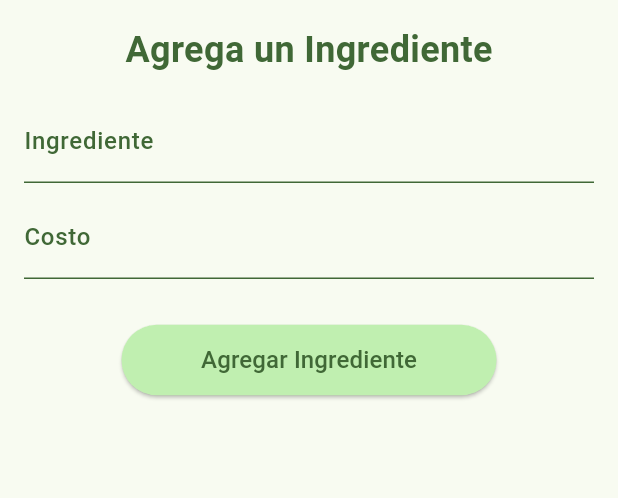
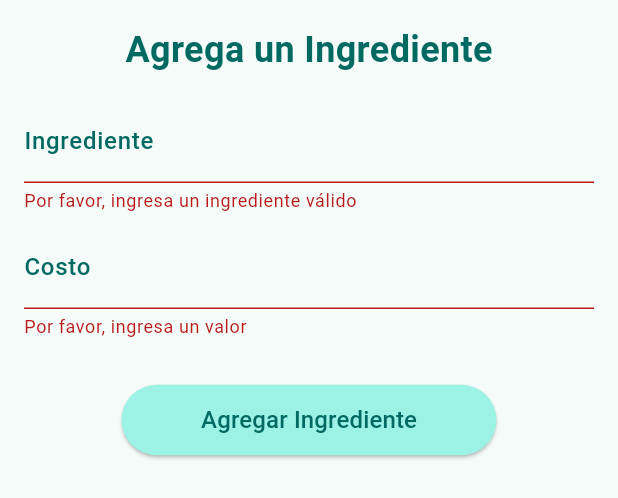
Before and after one commit to juanb021/bakesistant, a Flutter app: the IngredientForm widget shown alone on an empty page, opened directly, after a tap on "Agregar Ingrediente", on a phone screen of 412 x 824 dp. Shown: the top 498 px of the screen. Run offline on Flutter 3.47's test engine with Material 3 defaults, Android fonts, the light colour scheme and no system bars; our stand-ins replace flutter_riverpod, sqflite; accounts and stored records are empty.

Commit message:
Added the option to add ingredients

```diff
--- a/app/lib/main.dart
+++ b/app/lib/main.dart
@@ -4,7 +4,7 @@ import 'package:flutter_riverpod/flutter_riverpod.dart';
 
 ThemeData tema = ThemeData(
   colorScheme: ColorScheme.fromSeed(
-    seedColor: const Color.fromARGB(255, 0, 128, 0),
+    seedColor: const Color.fromARGB(255, 63, 224, 208),
   ),
 );
 
--- a/app/lib/widgets/expenses_screen/expense_form.dart
+++ b/app/lib/widgets/expenses_screen/expense_form.dart
@@ -2,8 +2,9 @@ import 'package:flutter/material.dart';
 import 'package:flutter_riverpod/flutter_riverpod.dart';
 
 import 'package:app/widgets/boton.dart';
+import 'package:app/database/database_helper.dart';
+import 'package:app/providers/gastos_operativos.dart';
 import 'package:app/models/gastos_administrativos.dart';
-import 'package:app/providers/gastos_operativos.dart';
 
 class ExpenseForm extends ConsumerWidget {
   const ExpenseForm({super.key});
@@ -299,6 +300,8 @@ class ExpenseForm extends ConsumerWidget {
           ),
         ),
         Boton(onTap: submit, texto: 'Actualizar informacion'),
+        const SizedBox(height: 16),
+        const Boton(onTap: deleteDatabase, texto: 'Eliminar base de datos'),
       ],
     );
   }
--- a/app/lib/widgets/ingredients/ingredient_form.dart
+++ b/app/lib/widgets/ingredients/ingredient_form.dart
@@ -1,18 +1,50 @@
+import 'package:app/providers/ingredients_provider.dart';
 import 'package:app/widgets/boton.dart';
 import 'package:flutter/material.dart';
+import 'package:flutter_riverpod/flutter_riverpod.dart';
+import 'package:app/models/ingrediente.dart';
 
-class IngredientForm extends StatefulWidget {
-  const IngredientForm({super.key});
+class IngredientForm extends ConsumerStatefulWidget {
+  const IngredientForm({
+    super.key,
+  });
 
   @override
-  State<IngredientForm> createState() {
+  ConsumerState<IngredientForm> createState() {
     return _IngredientFormState();
   }
 }
 
-class _IngredientFormState extends State<IngredientForm> {
+class _IngredientFormState extends ConsumerState<IngredientForm> {
+  final form = GlobalKey<FormState>();
   @override
   Widget build(BuildContext context) {
+    String nombre = '';
+    double costo = 0;
+
+    void submit() {
+      if (!form.currentState!.validate()) {
+        return;
+      }
+
+      form.currentState!.save();
+
+      ref.read(ingredientesProvider.notifier).addIngredient(nombre, costo);
+
+      List<Ingrediente> ingredientes = ref.watch(ingredientesProvider);
+
+      for (var ingrediente in ingredientes) {
+        debugPrint(
+            'Ingrediente: ${ingrediente.nombre}, Costo: ${ingrediente.costo}');
+      }
+
+      ScaffoldMessenger.of(context)
+          .showSnackBar(const SnackBar(content: Text('Ingrediente agregado')));
+
+      // Cierra el modal automáticamente después de agregar el ingrediente
+      Navigator.of(context).pop();
+    }
+
     return Padding(
       padding: const EdgeInsets.all(16),
       child: Column(
@@ -27,6 +59,7 @@ class _IngredientFormState extends State<IngredientForm> {
           ),
           const SizedBox(height: 16),
           Form(
+            key: form,
             child: Column(
               mainAxisSize: MainAxisSize.min,
               children: [
@@ -48,6 +81,15 @@ class _IngredientFormState extends State<IngredientForm> {
                       ),
                     ),
                   ),
+                  validator: (value) {
+                    if (value == null || value.isEmpty) {
+                      return 'Por favor, ingresa un ingrediente válido';
+                    }
+                    return null; // Si no hay errores, retorna null
+                  },
+                  onSaved: (value) {
+                    nombre = value!;
+                  },
                 ),
                 const SizedBox(height: 8),
                 TextFormField(
@@ -68,9 +110,22 @@ class _IngredientFormState extends State<IngredientForm> {
                       ),
                     ),
                   ),
+                  validator: (value) {
+                    if (value == null || value.isEmpty) {
+                      return 'Por favor, ingresa un valor';
+                    }
+                    final double? numericValue = double.tryParse(value);
+                    if (numericValue == null || numericValue <= 0) {
+                      return 'El costo debe ser un número mayor a 0';
+                    }
+                    return null; // Si no hay errores, retorna null
+                  },
+                  onSaved: (value) {
+                    costo = double.tryParse(value!)!;
+                  },
                 ),
                 const SizedBox(height: 30),
-                Boton(onTap: () {}, texto: 'Agregar Ingrediente')
+                Boton(onTap: submit, texto: 'Agregar Ingrediente')
               ],
             ),
           )
```
Also changed, not shown: app/lib/database/database_helper.dart (added, +57 -0 lines), app/lib/providers/gastos_operativos.dart (+27 -34 lines), app/lib/providers/ingredients_provider.dart (added, +70 -0 lines), app/lib/screens/expenses_screen.dart (+1 -18 lines), app/lib/screens/ingredients_screen.dart (+22 -13 lines), 1 other file.
